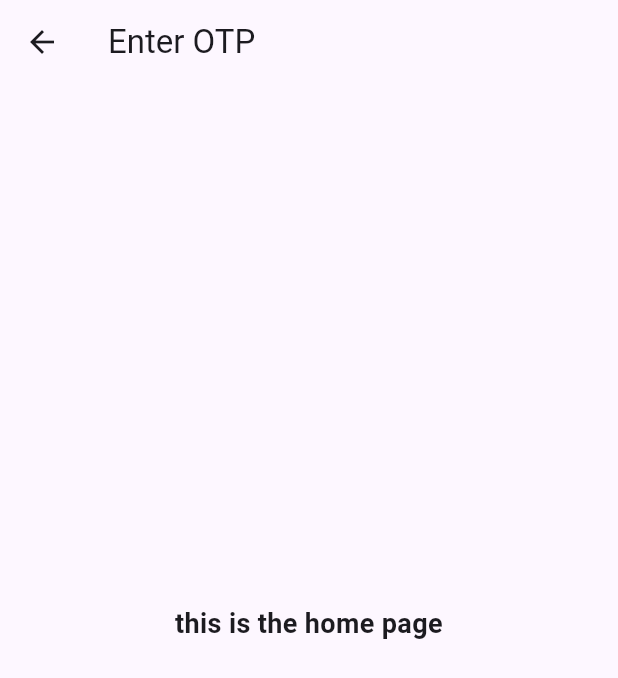
After one commit to CTBen-tech/studbank, a Flutter app: the HomePage screen opened directly, on a phone screen of 412 x 824 dp. The commit adds this screen. Shown: the top 678 px of the screen. Run offline on Flutter 3.47's test engine with Material 3 defaults, Android fonts, the phone set to English and light mode, and no system bars.

Commit message:
added to a demo homepage, That after a user enters OTP is directed to the Homepage

```diff
--- /dev/null
+++ b/lib/home_page.dart
@@ -0,0 +1,26 @@
+import 'package:flutter/material.dart';
+
+class HomePage extends StatelessWidget {
+  const HomePage({super.key});
+
+  @override
+  Widget build(BuildContext context) {
+    return Scaffold(
+      appBar: AppBar(title: const Text('Enter OTP')),
+      body: Center(
+        child: Column(
+          mainAxisAlignment: MainAxisAlignment.center,
+          children: [
+            const Text(
+              'this is the home page',
+              style: TextStyle(fontSize: 18, fontWeight: FontWeight.bold),
+              textAlign: TextAlign.center,
+            ),
+            const SizedBox(height: 24),
+            const SizedBox(height: 24),
+          ],
+        ),
+      ),
+    );
+  }
+}
--- a/lib/main.dart
+++ b/lib/main.dart
@@ -111,6 +111,11 @@ class _MyHomePageState extends State<MyHomePage> {
                   const SizedBox(height: 16),
                   ElevatedButton(
                     onPressed: () {
+                      Navigator.push(
+                        context,
+                        MaterialPageRoute(
+                            builder: (context) => const OtpPage()),
+                      );
                       // Handle submission here
                       print('Submission button pressed');
                     },
--- a/lib/otp_page.dart
+++ b/lib/otp_page.dart
@@ -1,4 +1,5 @@
 import 'package:flutter/material.dart';
+import 'home_page.dart';
 
 class OtpPage extends StatelessWidget {
   const OtpPage({super.key});
@@ -38,6 +39,9 @@ class OtpPage extends StatelessWidget {
             const SizedBox(height: 24),
             ElevatedButton(
               onPressed: () {
+                Navigator.push(
+                  context,
+                  MaterialPageRoute(builder: (context) => const HomePage()),)
                 // Handle OTP verification
               },
               child: const Text('Verify OTP'),
```
